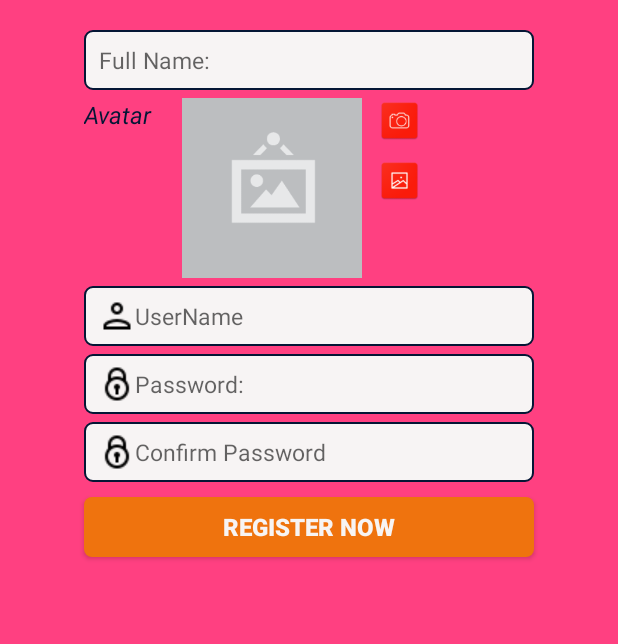
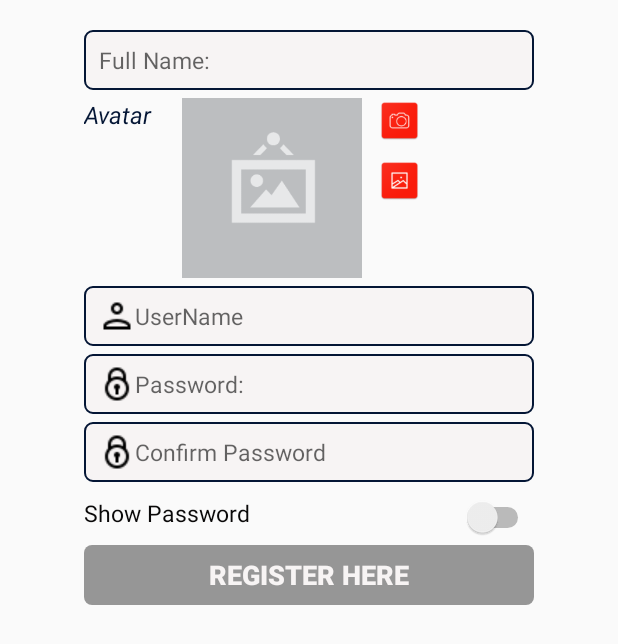
Before and after one commit to stevennguyenn/AppCTCT, an Android app: the Register_Activity screen opened directly, with no data from a screen before it, on a phone screen of 412 x 824 dp. Shown: the top 644 px of the screen. Run offline under Robolectric (Android 15) with nearby library versions, the phone set to English and light mode, and no system bars; pictures from the network do not load.

Commit message:
add switch show/hide password

```diff
--- a/app/src/main/java/com/example/administrator/appctct/Interfaces/Register/ModelRegisterNotifyPresenter.java
+++ b/app/src/main/java/com/example/administrator/appctct/Interfaces/Register/ModelRegisterNotifyPresenter.java
@@ -1,10 +1,6 @@
 package com.example.administrator.appctct.Interfaces.Register;
 
 public interface ModelRegisterNotifyPresenter {
-    void fullNameIsEmpty();
-    void userNameIsEmpty();
-    void passwordIsEmpty();
-    void confirmPasswordIsEmpty();
     void passwordIncorrect();
     void registerSuccess(String fullName,String userName,String password,String baseURL);
     void baseURLIsEmpty();
--- a/app/src/main/java/com/example/administrator/appctct/Interfaces/Register/PresenterNotifyViewRegister.java
+++ b/app/src/main/java/com/example/administrator/appctct/Interfaces/Register/PresenterNotifyViewRegister.java
@@ -1,10 +1,6 @@
 package com.example.administrator.appctct.Interfaces.Register;
 
 public interface PresenterNotifyViewRegister {
-    void fullNameIsEmpty();
-    void userNameIsEmpty();
-    void passwordIsEmpty();
-    void confirmPasswordIsEmpty();
     void passwordIncorrect();
     void registerSuccess(String fullName,String userName,String password,String baseURL);
     void baseURLIsEmpty();
--- a/app/src/main/java/com/example/administrator/appctct/View/Login/Register_Activity.java
+++ b/app/src/main/java/com/example/administrator/appctct/View/Login/Register_Activity.java
@@ -12,13 +12,20 @@ import android.support.annotation.Nullable;
 import android.support.v4.app.ActivityCompat;
 import android.support.v7.app.AppCompatActivity;
 import android.os.Bundle;
+import android.text.Editable;
+import android.text.TextWatcher;
+import android.text.method.HideReturnsTransformationMethod;
+import android.text.method.PasswordTransformationMethod;
 import android.view.View;
-import android.widget.Button;
+import android.widget.CompoundButton;
 import android.widget.EditText;
 import android.widget.ImageView;
+import android.widget.Switch;
 import android.widget.Toast;
 
 import com.example.administrator.appctct.Component.CustomView.SetupView;
+import com.example.administrator.appctct.Fragment.FragmentButton.ClickButton;
+import com.example.administrator.appctct.Fragment.FragmentButton.fragment_button;
 import com.example.administrator.appctct.Interfaces.Register.PresenterNotifyViewRegister;
 import com.example.administrator.appctct.Presenter.PresenterRegister;
 import com.example.administrator.appctct.R;
@@ -33,11 +40,12 @@ import okhttp3.RequestBody;
 import retrofit2.Callback;
 import retrofit2.Response;
 
-public class Register_Activity extends AppCompatActivity implements View.OnClickListener, PresenterNotifyViewRegister {
+public class Register_Activity extends AppCompatActivity implements View.OnClickListener, PresenterNotifyViewRegister,ClickButton,TextWatcher, CompoundButton.OnCheckedChangeListener {
 
     EditText edFullName,edUserName,edPassword,edConfirmPassword;
-    Button btRegister;
+    fragment_button btRegister;
     ImageView imgCamera,imgCollection,imgAvatar;
+    Switch swShowPass;
     private PresenterRegister present;
     private int REQUEST_CAMERA = 100;
     private int REQUEST_COLLECTION = 101;
@@ -47,21 +55,8 @@ public class Register_Activity extends AppCompatActivity implements View.OnClick
     protected void onCreate(Bundle savedInstanceState) {
         super.onCreate(savedInstanceState);
         setContentView(R.layout.activity_register_);
-        hideSystemUI();
         setupID();
-    }
-
-    @Override
-    protected void onRestart() {
-        super.onRestart();
-        hideSystemUI();
-    }
-
-    @Override
-    protected void onPause() {
-        super.onPause();
-        hideSystemUI();
-
+        setupView();
     }
 
     private void setupID(){
@@ -72,28 +67,26 @@ public class Register_Activity extends AppCompatActivity implements View.OnClick
         edUserName = findViewById(R.id.edUser);
         edPassword = findViewById(R.id.edPassword);
         edConfirmPassword = findViewById(R.id.edConfirmPassword);
-        btRegister = findViewById(R.id.btRegister);
-        btRegister.setOnClickListener(this);
+        btRegister = (fragment_button) getSupportFragmentManager().findFragmentById(R.id.btRegister);
+        swShowPass = findViewById(R.id.swShowPass);
+    }
+
+    private void setupView(){
+        btRegister.setRegister(this);
+        btRegister.setTitleButton(getResources().getString(R.string.register));
+        present = new PresenterRegister(this);
         imgCamera.setOnClickListener(this);
         imgCollection.setOnClickListener(this);
-        present = new PresenterRegister(this);
+        edFullName.addTextChangedListener(this);
+        edUserName.addTextChangedListener(this);
+        edPassword.addTextChangedListener(this);
+        edConfirmPassword.addTextChangedListener(this);
+        swShowPass.setOnCheckedChangeListener(this);
     }
-
-    private void hideSystemUI(){
-        new SetupView(this).hideNavigationBar();
-    }
-
 
     @Override
     public void onClick(View v) {
         switch (v.getId()){
-            case R.id.btRegister:
-                String fullName = edFullName.getText().toString();
-                String userName = edUserName.getText().toString();
-                String password = edPassword.getText().toString();
-                String confirmPassword = edConfirmPassword.getText().toString();
-                present.notifyModelRegister(fullName,userName,password,confirmPassword,realPath);
-                break;
             case R.id.imgCamera:
                 requestPermissionCamera();
                 break;
@@ -181,26 +174,6 @@ public class Register_Activity extends AppCompatActivity implements View.OnClick
     }
 
     @Override
-    public void fullNameIsEmpty() {
-        edFullName.setError("Full Name is empty");
-    }
-
-    @Override
-    public void userNameIsEmpty() {
-        edUserName.setError("User Name is empty");
-    }
-
-    @Override
-    public void passwordIsEmpty() {
-        edPassword.setError("Password is empty");
-    }
-
-    @Override
-    public void confirmPasswordIsEmpty() {
-        edConfirmPassword.setError("Confirm password is empty");
-    }
-
-    @Override
     public void passwordIncorrect() {
         Toast.makeText(Register_Activity.this,"Please enter password and confirm password",Toast.LENGTH_SHORT).show();
     }
@@ -246,7 +219,6 @@ public class Register_Activity extends AppCompatActivity implements View.OnClick
 
                 @Override
                 public void onFailure(@NonNull retrofit2.Call<String> call,@NonNull Throwable t) {
-                    //Log.d("AAA",t.getMessage());
                 }
             });
         }
@@ -269,4 +241,46 @@ public class Register_Activity extends AppCompatActivity implements View.OnClick
         }
         return path;
     }
+
+    @Override
+    public void clickView(View v) {
+        switch (v.getId()){
+            case R.id.btRegister:
+                String fullName = edFullName.getText().toString();
+                String userName = edUserName.getText().toString();
+                String password = edPassword.getText().toString();
+                String confirmPassword = edConfirmPassword.getText().toString();
+                present.notifyModelRegister(fullName,userName,password,confirmPassword,realPath);
+                break;
+        }
+    }
+
+    @Override
+    public void beforeTextChanged(CharSequence s, int start, int count, int after) {
+    }
+
+    @Override
+    public void onTextChanged(CharSequence s, int start, int before, int count) {
+        if (!edFullName.getText().toString().equals("")&&!edUserName.getText().toString().equals("")&&!edPassword.getText().toString().equals("")&&!edConfirmPassword.getText().toString().equals("")&&!realPath.equals("")){
+            btRegister.setButtonVisible();
+            return;
+        }
+        btRegister.setButtonDisable();
+    }
+
+    @Override
+    public void afterTextChanged(Editable s) {
+
+    }
+
+    @Override
+    public void onCheckedChanged(CompoundButton buttonView, boolean isChecked) {
+        if (!isChecked){
+            edPassword.setTransformationMethod(PasswordTransformationMethod.getInstance());
+            edConfirmPassword.setTransformationMethod(PasswordTransformationMethod.getInstance());
+            return;
+        }
+        edPassword.setTransformationMethod(HideReturnsTransformationMethod.getInstance());
+        edConfirmPassword.setTransformationMethod(HideReturnsTransformationMethod.getInstance());
+    }
 }
--- a/app/src/main/res/layout/activity_register_.xml
+++ b/app/src/main/res/layout/activity_register_.xml
@@ -4,8 +4,7 @@
     xmlns:tools="http://schemas.android.com/tools"
     android:layout_width="match_parent"
     android:layout_height="match_parent"
-    tools:context=".View.Login.Register_Activity"
-    android:background="@color/colorAccent">
+    tools:context=".View.Login.Register_Activity">
     <EditText
         android:inputType="text"
         android:maxLines="1"
@@ -110,17 +109,33 @@
         android:layout_width="300dp"
         android:layout_height="40dp"
         android:drawableLeft="@drawable/ic_password" />
-    <Button
-        android:id="@+id/btRegister"
-        android:textColor="@color/colorWhite"
-        android:textSize="16sp"
-        android:textStyle="bold"
-        android:text="@string/registerNow"
-        android:background="@drawable/custom_button_enable"
+
+    <TextView
+        android:id="@+id/tvShowPassword"
+        app:layout_constraintLeft_toLeftOf="@id/edConfirmPassword"
+        android:layout_marginTop="10dp"
+        android:textSize="15sp"
+        android:textColor="@color/black"
+        app:layout_constraintTop_toBottomOf="@+id/edConfirmPassword"
+        android:text="@string/showPassword"
+        android:layout_width="wrap_content"
+        android:layout_height="wrap_content" />
+
+    <Switch
+        android:id="@+id/swShowPass"
+        android:layout_width="wrap_content"
+        android:layout_height="wrap_content"
+        android:checked="false"
+        app:layout_constraintRight_toRightOf="@+id/edConfirmPassword"
+        app:layout_constraintTop_toTopOf="@id/tvShowPassword" />
+
+    <fragment
         app:layout_constraintLeft_toLeftOf="@+id/edConfirmPassword"
         app:layout_constraintRight_toRightOf="@id/edConfirmPassword"
-        android:layout_marginTop="10dp"
-        app:layout_constraintTop_toBottomOf="@+id/edConfirmPassword"
+        android:layout_marginTop="5dp"
+        app:layout_constraintTop_toBottomOf="@+id/tvShowPassword"
+        android:id="@+id/btRegister"
+        android:name="com.example.administrator.appctct.Fragment.FragmentButton.fragment_button"
         android:layout_width="0dp"
-        android:layout_height="40dp" />
+        android:layout_height="wrap_content" />
 </android.support.constraint.ConstraintLayout>
--- a/app/src/main/res/values/strings.xml
+++ b/app/src/main/res/values/strings.xml
@@ -39,6 +39,7 @@
     <string name="user">User</string>
     <string name="points">Points</string>
     <string name="camera">Camera</string>
+    <string name="showPassword">Show Password</string>
 
     <string name="title_activity_pdfreader">PDFReader</string>
 </resources>
```
Also changed, not shown: app/src/main/java/com/example/administrator/appctct/Model/ModelRegister.java (+0 -15 lines), app/src/main/java/com/example/administrator/appctct/Presenter/PresenterRegister.java (+0 -20 lines).
